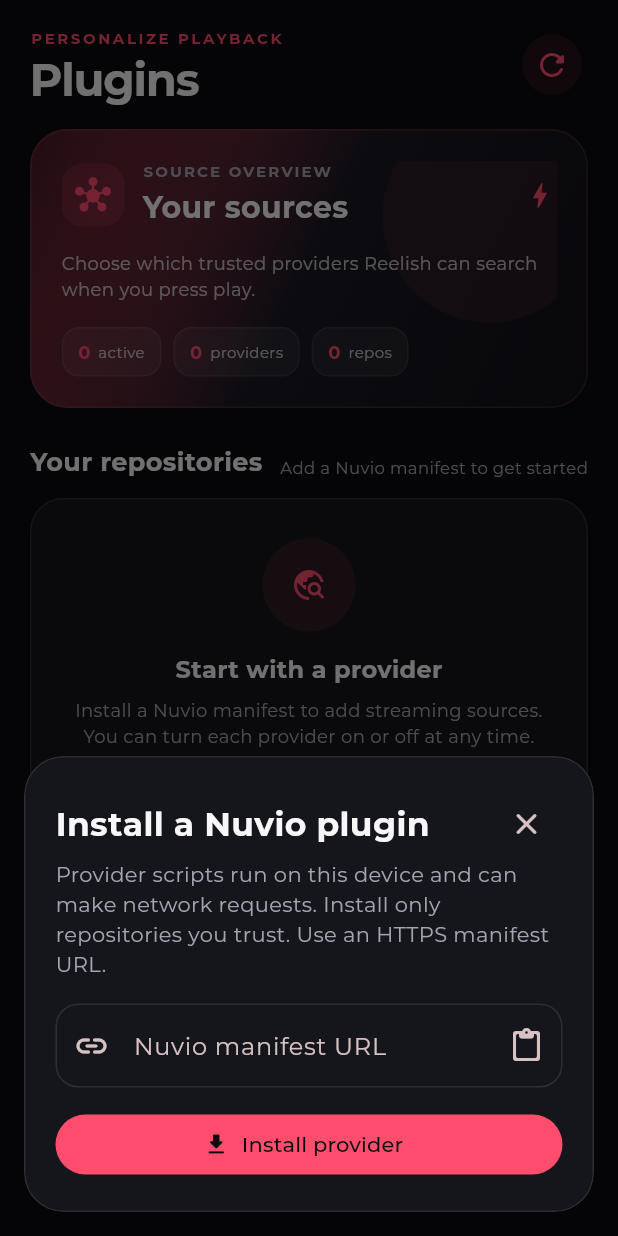
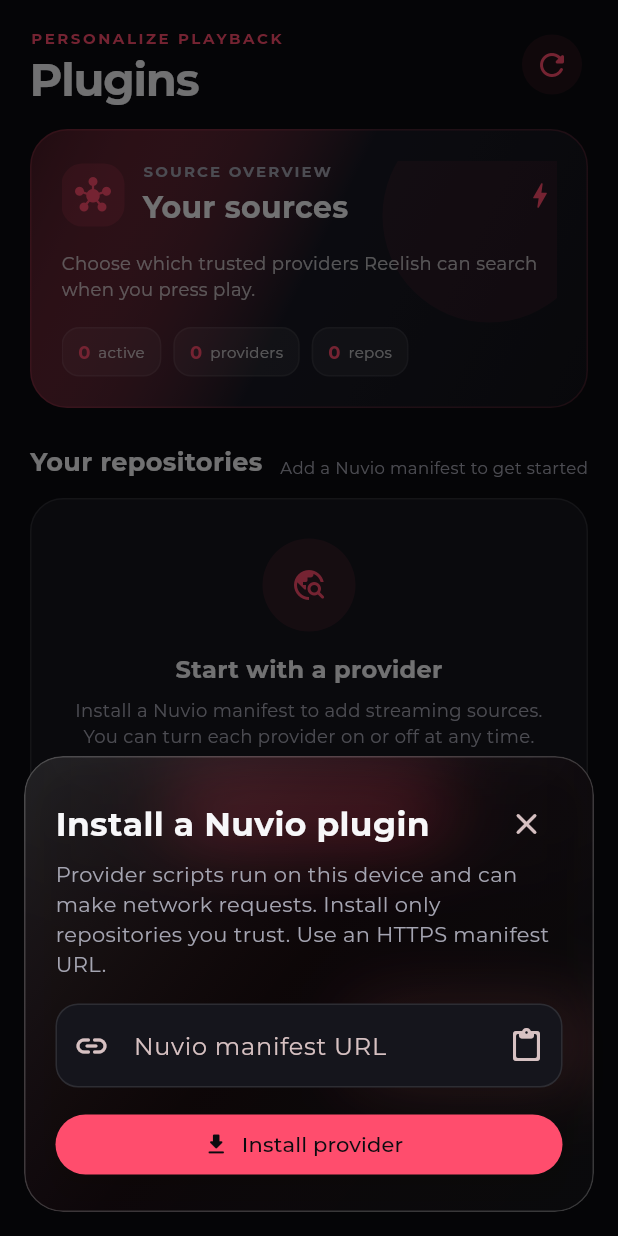
Before and after one commit to frnzeeey/reelish, a Flutter app: the PluginsScreen screen opened directly with empty values, after a tap on "Install a provider", on a phone screen of 412 x 824 dp. Run offline on Flutter 3.47's test engine with Material 3 defaults, Android fonts, the phone set to English and light mode, and no system bars; our stand-ins replace package_info_plus, shared_preferences, sync_http, universal_platform, video_player and 1 more; missing offline and left inert: dart:ffi, feather_icon_font, flutter_go_torrent_streamer, media_kit, media_kit_video, video_player_android; accounts and stored records are empty; network calls fail.

Commit message:
redesign UI. now liquid glass

```diff
--- a/lib/src/widgets/glass_box.dart
+++ b/lib/src/widgets/glass_box.dart
@@ -18,13 +18,34 @@
   Widget build(BuildContext context) => ClipRRect(
     borderRadius: BorderRadius.circular(radius),
     child: BackdropFilter(
-      filter: ImageFilter.blur(sigmaX: 18, sigmaY: 18),
+      filter: ImageFilter.blur(sigmaX: 24, sigmaY: 24),
       child: Container(
         padding: padding,
         decoration: BoxDecoration(
-          color: GlassTheme.surface,
+          gradient: LinearGradient(
+            begin: Alignment.topLeft,
+            end: Alignment.bottomRight,
+            colors: [
+              Colors.white.withValues(alpha: .105),
+              GlassTheme.primary.withValues(alpha: .035),
+              Colors.white.withValues(alpha: .025),
+            ],
+            stops: const [0, .48, 1],
+          ),
           borderRadius: BorderRadius.circular(radius),
-          border: Border.all(color: GlassTheme.border),
+          border: Border.all(color: Colors.white.withValues(alpha: .19)),
+          boxShadow: [
+            BoxShadow(
+              color: Colors.black.withValues(alpha: .24),
+              blurRadius: 24,
+              offset: const Offset(0, 10),
+            ),
+            BoxShadow(
+              color: Colors.black.withValues(alpha: .12),
+              blurRadius: 18,
+              spreadRadius: -8,
+            ),
+          ],
         ),
         child: Material(
           color: Colors.transparent,
```
Also changed, not shown: lib/src/widgets/media_card.dart (+45 -9 lines), lib/src/widgets/player/glass_controls_overlay.dart (+37 -4 lines), lib/src/widgets/soft_glass_dock.dart (+42 -8 lines).
